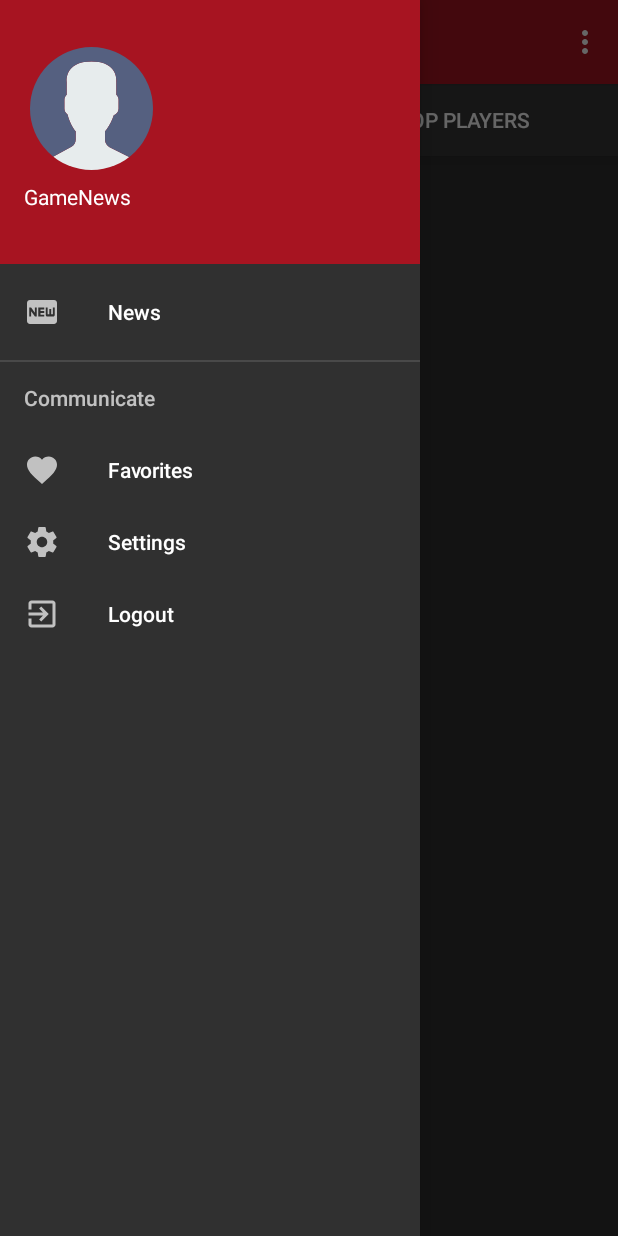
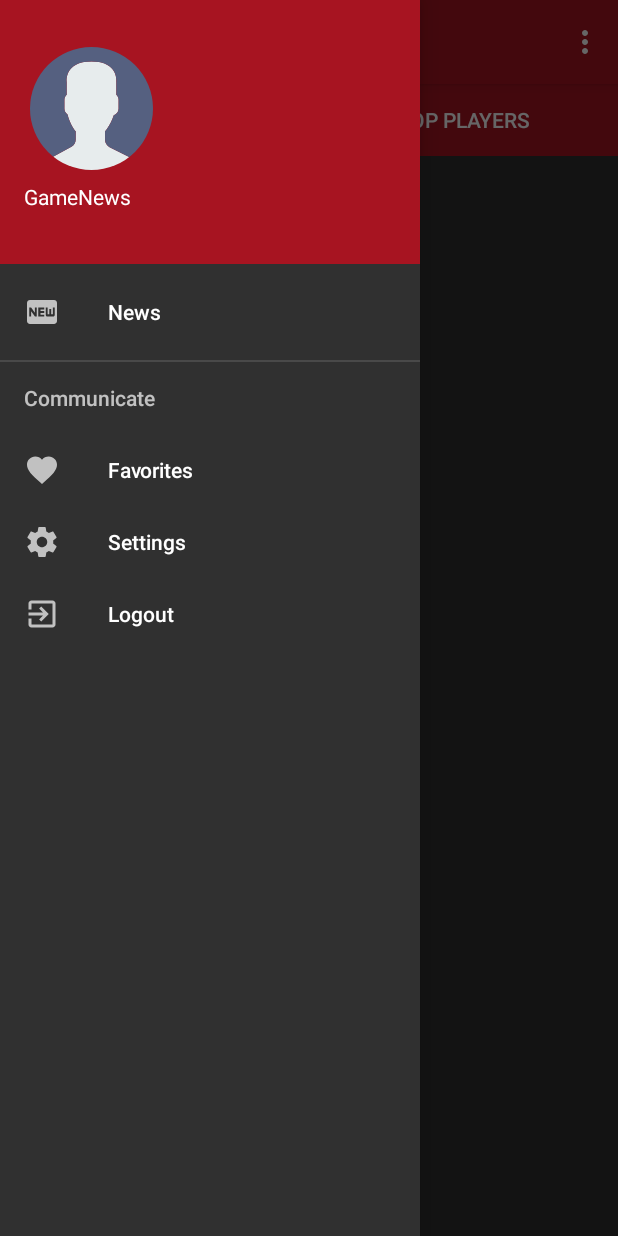
Before and after one commit to CarlosDubon/GameNews, an Android app: the fragment NewsContainerFragment placed in its activity, with the side drawer open, on a phone screen of 412 x 824 dp. Run offline under Robolectric (Android 15) with nearby library versions, the phone set to English and light mode, and no system bars; our stand-ins replace CircleImageView, Picasso, Room's generated code, RxJava; libraries missing offline, so code that uses them is left out: android.arch.persistence; network calls fail; pictures from the network do not load; Roboto replaces fonts that are not available here.

```diff
--- a/app/src/main/AndroidManifest.xml
+++ b/app/src/main/AndroidManifest.xml
@@ -2,6 +2,7 @@
 <manifest xmlns:android="http://schemas.android.com/apk/res/android"
     package="com.bonusteam.gamenews">
 
+    <uses-permission android:name="android.permission.ACCESS_NETWORK_STATE" />
     <uses-permission android:name="android.permission.INTERNET" />
 
     <application
--- a/app/src/main/java/com/bonusteam/gamenews/Activity/MainActivity.java
+++ b/app/src/main/java/com/bonusteam/gamenews/Activity/MainActivity.java
@@ -8,10 +8,14 @@ import android.content.DialogInterface;
 import android.content.Intent;
 import android.content.SharedPreferences;
 import android.graphics.drawable.ColorDrawable;
+import android.net.ConnectivityManager;
+import android.net.NetworkInfo;
 import android.os.Bundle;
 import android.support.annotation.Nullable;
+import android.support.design.widget.Snackbar;
 import android.support.v4.app.Fragment;
 import android.support.v4.app.FragmentTransaction;
+import android.support.v4.net.ConnectivityManagerCompat;
 import android.support.v7.app.ActionBar;
 import android.support.v7.app.AlertDialog;
 import android.support.v7.widget.RecyclerView;
@@ -28,6 +32,7 @@ import android.support.v7.widget.Toolbar;
 import android.view.Menu;
 import android.view.MenuItem;
 import android.widget.ImageView;
+import android.widget.LinearLayout;
 import android.widget.TextView;
 
 import com.bonusteam.gamenews.Adapter.NewsAdapter;
@@ -70,6 +75,7 @@ public class MainActivity extends AppCompatActivity
     private User currentUser;
     private List<Favorite> idNewList;
     private List<New> favoritesNewList;
+    private LinearLayout contentMain;
     @Override
     protected void onCreate(Bundle savedInstanceState) {
         super.onCreate(savedInstanceState);
@@ -79,6 +85,7 @@ public class MainActivity extends AppCompatActivity
         String value = getApplicationContext().getSharedPreferences("Token",MODE_PRIVATE).getString(TOKEN_SECURITY,"");
         securityToken = new SecurityToken(value);
         Log.d("TOKEN",securityToken.getTokenSecurity());
+        contentMain = findViewById(R.id.content_main);
         actionBar = getSupportActionBar();
         actionBar.setBackgroundDrawable(new ColorDrawable(getResources().getColor(R.color.colorAccent)));
         DrawerLayout drawer = (DrawerLayout) findViewById(R.id.drawer_layout);
@@ -102,19 +109,23 @@ public class MainActivity extends AppCompatActivity
         newsAdapter = new NewsAdapter(this);
         viewModel = ViewModelProviders.of(this).get(GameNewsViewModel.class);
 
-        viewModel.getCurrentUser();
-        viewModel.refreshNews();
-        viewModel.refreshNewsListID();
-        viewModel.refreshTopPlayers();
+        if(isOnline()) {
+            viewModel.refreshNews();
+            viewModel.refreshNewsListID();
+            viewModel.refreshTopPlayers();
+            viewModel.refreshCurrentUser();
+            int error = viewModel.getErrorCatcher();
+            errorManage(error);
+        }else{
+            Snackbar.make(contentMain,"Actualmente no cuenta con una conexion estable a internet, puede que se experimenten problemas",Snackbar.LENGTH_LONG).show();
+        }
 
         viewModel.getCurrentUser().observe(this, new Observer<User>() {
             @Override
             public void onChanged(@Nullable User user) {
                 if (user != null) {
                     currentUser = user;
-                    if(currentUser!=null) {
-                        initControls(currentUser);
-                    }
+                    initControls(currentUser);
                 }
             }
         });
@@ -267,6 +278,7 @@ public class MainActivity extends AppCompatActivity
 
     @Override
     public void addFavorites(String idNew) {
+        errorManage(viewModel.getErrorCatcher());
         viewModel.updateNewFaState("1",idNew);
         viewModel.addFavoriteNew(currentUser.get_id(),idNew);
         viewModel.refreshNews();
@@ -274,6 +286,7 @@ public class MainActivity extends AppCompatActivity
 
     @Override
     public void removeFavorites(String idNew) {
+        errorManage(viewModel.getErrorCatcher());
         viewModel.updateNewFaState("0",idNew);
         viewModel.removeFavoriteNew(currentUser.get_id(),idNew);
         viewModel.refreshNews();
@@ -285,24 +298,28 @@ public class MainActivity extends AppCompatActivity
 
     @Override
     public void refreshNews() {
+        errorManage(viewModel.getErrorCatcher());
         viewModel.refreshNews();
         //viewModel.refreshNewsListID();
     }
 
     @Override
     public void refreshFavorites() {
+        errorManage(viewModel.getErrorCatcher());
         viewModel.refreshNewsListID();
     }
 
     @Override
     public void refreshTopPlayers() {
+        errorManage(viewModel.getErrorCatcher());
         viewModel.refreshTopPlayers();
     }
 
     public void timeTokenExceeded(){
         AlertDialog.Builder builder = new AlertDialog.Builder(new ContextThemeWrapper(MainActivity.this,R.style.myDialog));
-        builder.setMessage("Session time exceeded, Please loggin again")
+        builder.setMessage("Session time exceeded, Please login again")
                 .setCancelable(false)
+                .setIcon(R.drawable.ic_access_time)
                 .setPositiveButton("OK", new DialogInterface.OnClickListener() {
                     @Override
                     public void onClick(DialogInterface dialog, int which) {
@@ -320,4 +337,18 @@ public class MainActivity extends AppCompatActivity
         startActivity(new Intent(MainActivity.this,LogginActivity.class));
     }
 
+    public boolean isOnline(){
+        ConnectivityManager cm = (ConnectivityManager) getSystemService(Context.CONNECTIVITY_SERVICE);
+        NetworkInfo networkInfo = cm.getActiveNetworkInfo();
+        return networkInfo != null && networkInfo.isConnectedOrConnecting();
+    }
+
+    public void errorManage(int error){
+        switch (error){
+            case 401:
+                timeTokenExceeded();
+                break;
+        }
+    }
+
 }
--- a/app/src/main/java/com/bonusteam/gamenews/Model/GameNewsViewModel.java
+++ b/app/src/main/java/com/bonusteam/gamenews/Model/GameNewsViewModel.java
@@ -92,4 +92,8 @@ public class GameNewsViewModel extends AndroidViewModel {
         LiveData<List<CategoryGame>> gameList = gameNewsRepository.getAllGames();
         return gameList;
     }
+
+    public int getErrorCatcher(){
+        return gameNewsRepository.getErrorCatcher();
+    }
 }
--- a/app/src/main/java/com/bonusteam/gamenews/Repository/GameNewsRepository.java
+++ b/app/src/main/java/com/bonusteam/gamenews/Repository/GameNewsRepository.java
@@ -60,6 +60,8 @@ public class GameNewsRepository {
     private LiveData<User> currentUser;
     private LiveData<List<Favorite>> favoriteList;
 
+    private int errorCatcher = 200;
+
     public GameNewsRepository(Application application){
         GameNewsRoomDatabase db = GameNewsRoomDatabase.getDatabase(application);
         userDao = db.userDao();
@@ -117,6 +119,10 @@ public class GameNewsRepository {
     }
     public LiveData<List<New>> getFavoritesObjectNews(){
         return newDao.getFavoritesNews();
+    }
+
+    public int getErrorCatcher(){
+        return errorCatcher;
     }
 
     /**
@@ -332,6 +338,11 @@ public class GameNewsRepository {
                         Request newRequest = chain.request().newBuilder()
                                 .addHeader("Authorization","Bearer "+ MainActivity.securityToken.getTokenSecurity())
                                 .build();
+
+                        Response response = chain.proceed(newRequest);
+                        if(response.code() != 200){
+                            errorCatcher = response.code();
+                        }
                         return chain.proceed(newRequest);
                     }
 
@@ -385,6 +396,10 @@ public class GameNewsRepository {
                         Request newRequest = chain.request().newBuilder()
                                 .addHeader("Authorization","Bearer "+ MainActivity.securityToken.getTokenSecurity())
                                 .build();
+                        Response response = chain.proceed(newRequest);
+                        if(response.code() != 200){
+                            errorCatcher = response.code();
+                        }
                         return chain.proceed(newRequest);
                     }
 
@@ -431,6 +446,10 @@ public class GameNewsRepository {
                         Request request = chain.request().newBuilder()
                                 .addHeader("Authorization","Bearer "+ MainActivity.securityToken.getTokenSecurity())
                                 .build();
+                        Response response = chain.proceed(request);
+                        if(response.code() != 200){
+                            errorCatcher = response.code();
+                        }
                         return chain.proceed(request);
                     }
                 }).build();
@@ -474,6 +493,10 @@ public class GameNewsRepository {
                         Request newRequest = chain.request().newBuilder()
                                 .addHeader("Authorization","Bearer "+ MainActivity.securityToken.getTokenSecurity())
                                 .build();
+                        Response response = chain.proceed(newRequest);
+                        if(response.code() != 200){
+                            errorCatcher = response.code();
+                        }
                         return chain.proceed(newRequest);
                     }
 
@@ -522,6 +545,10 @@ public class GameNewsRepository {
                         Request newRequest = chain.request().newBuilder()
                                 .addHeader("Authorization","Bearer "+ MainActivity.securityToken.getTokenSecurity())
                                 .build();
+                        Response response = chain.proceed(newRequest);
+                        if(response.code() != 200){
+                            errorCatcher = response.code();
+                        }
                         return chain.proceed(newRequest);
                     }
 
@@ -561,6 +588,10 @@ public class GameNewsRepository {
                         Request request = chain.request().newBuilder()
                                 .addHeader("Authorization","Bearer "+ MainActivity.securityToken.getTokenSecurity())
                                 .build();
+                        Response response = chain.proceed(request);
+                        if(response.code() != 200){
+                            errorCatcher = response.code();
+                        }
                         return chain.proceed(request);
                     }
                 }).build();
--- /dev/null
+++ b/app/src/main/res/drawable/ic_access_time.xml
@@ -0,0 +1,5 @@
+<vector android:height="24dp" android:tint="#FFFFFF"
+    android:viewportHeight="24.0" android:viewportWidth="24.0"
+    android:width="24dp" xmlns:android="http://schemas.android.com/apk/res/android">
+    <path android:fillColor="#FF000000" android:pathData="M11.99,2C6.47,2 2,6.48 2,12s4.47,10 9.99,10C17.52,22 22,17.52 22,12S17.52,2 11.99,2zM12,20c-4.42,0 -8,-3.58 -8,-8s3.58,-8 8,-8 8,3.58 8,8 -3.58,8 -8,8zM12.5,7H11v6l5.25,3.15 0.75,-1.23 -4.5,-2.67z"/>
+</vector>
--- a/app/src/main/res/layout/content_main.xml
+++ b/app/src/main/res/layout/content_main.xml
@@ -7,7 +7,8 @@
     app:layout_behavior="@string/appbar_scrolling_view_behavior"
     tools:context=".Activity.MainActivity"
     tools:showIn="@layout/app_bar_main"
-    android:orientation="vertical">
+    android:orientation="vertical"
+    android:id="@+id/content_main">
 
     <FrameLayout
         android:id="@+id/screen_fragment"
--- a/app/src/main/res/layout/news_container_fragment.xml
+++ b/app/src/main/res/layout/news_container_fragment.xml
@@ -8,11 +8,10 @@
         android:id="@+id/tablayout_fragment_container"
         android:layout_width="match_parent"
         android:layout_height="wrap_content"
-        android:background="@color/colorPrimary"
+        android:background="@color/colorAccent"
         app:tabSelectedTextColor="@android:color/white"
         app:tabTextColor="@android:color/white"
-        app:tabIndicatorColor="@android:color/white"
-        android:elevation="8dp">
+        app:tabIndicatorColor="@android:color/white">
 
     </android.support.design.widget.TabLayout>
     <android.support.v4.view.ViewPager
```
